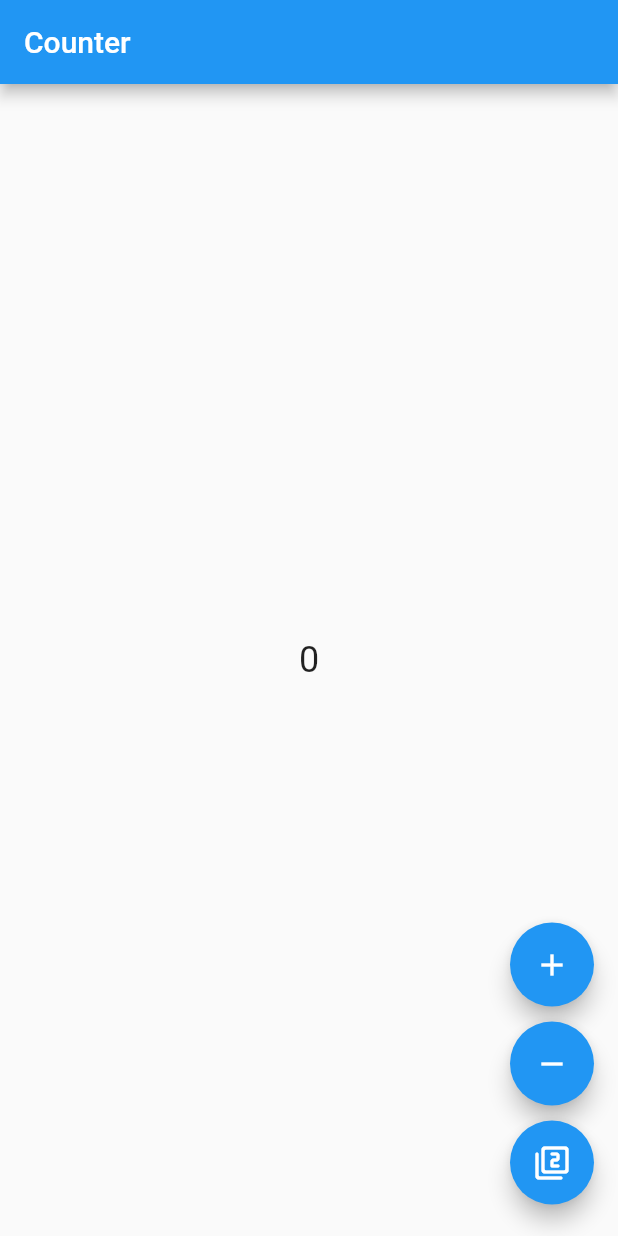
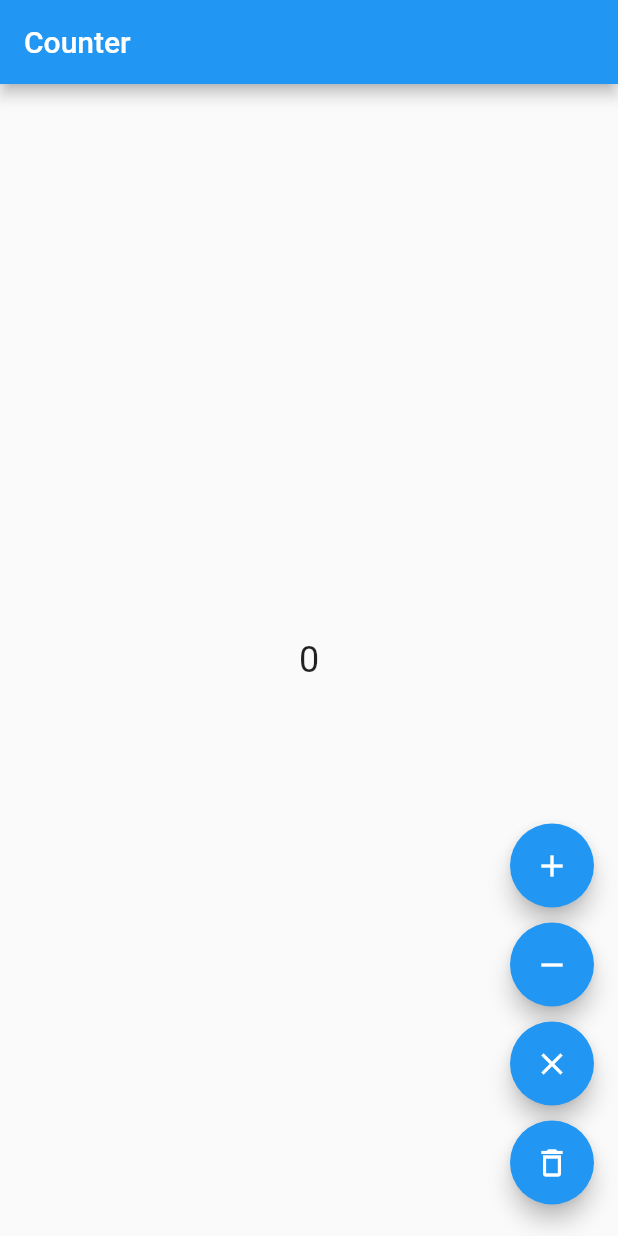
Before and after one commit to xorsense/bloc_counter_example, a Flutter app: the screen it shows after launch, on a phone screen of 412 x 824 dp. Run offline on Flutter 3.47's test engine with Material 2 defaults, Android fonts, the phone set to English and light mode, and no system bars; our stand-ins replace flutter_bloc.

Commit message:
clear counter

```diff
--- a/lib/counter_bloc.dart
+++ b/lib/counter_bloc.dart
@@ -8,10 +8,13 @@ class CounterDecrementPressed extends CounterEvent {}
 
 class CounterMultiplierPressed extends CounterEvent {}
 
+class CounterClearPressed extends CounterEvent {}
+
 class CounterBloc extends Bloc<CounterEvent, int> {
   CounterBloc() : super(0) {
     on<CounterIncrementPressed>((event, emit) => emit(state + 1));
     on<CounterDecrementPressed>((event, emit) => emit(state - 1));
     on<CounterMultiplierPressed>((event, emit) => emit(state * 2));
+    on<CounterClearPressed>((event, emit) => emit(state * 0));
   }
 }
--- a/lib/counter_page.dart
+++ b/lib/counter_page.dart
@@ -43,9 +43,17 @@ class CounterPage extends StatelessWidget {
           Padding(
             padding: const EdgeInsets.symmetric(vertical: 5.0),
             child: FloatingActionButton(
-              child: const Icon(Icons.filter_2_rounded),
+              child: const Icon(Icons.clear),
               onPressed: () =>
                   context.read<CounterBloc>().add(CounterMultiplierPressed()),
+            ),
+          ),
+          Padding(
+            padding: const EdgeInsets.symmetric(vertical: 5.0),
+            child: FloatingActionButton(
+              child: const Icon(Icons.delete_outline),
+              onPressed: () =>
+                  context.read<CounterBloc>().add(CounterClearPressed()),
             ),
           )
         ],
```
